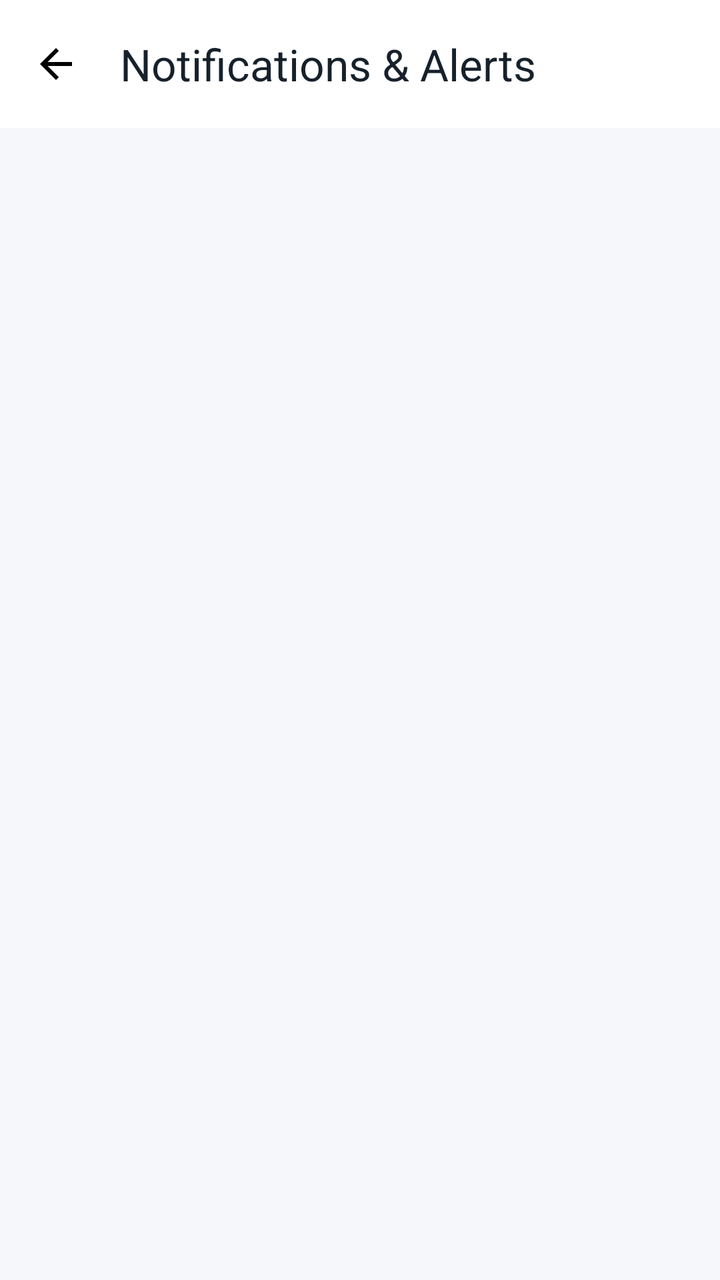
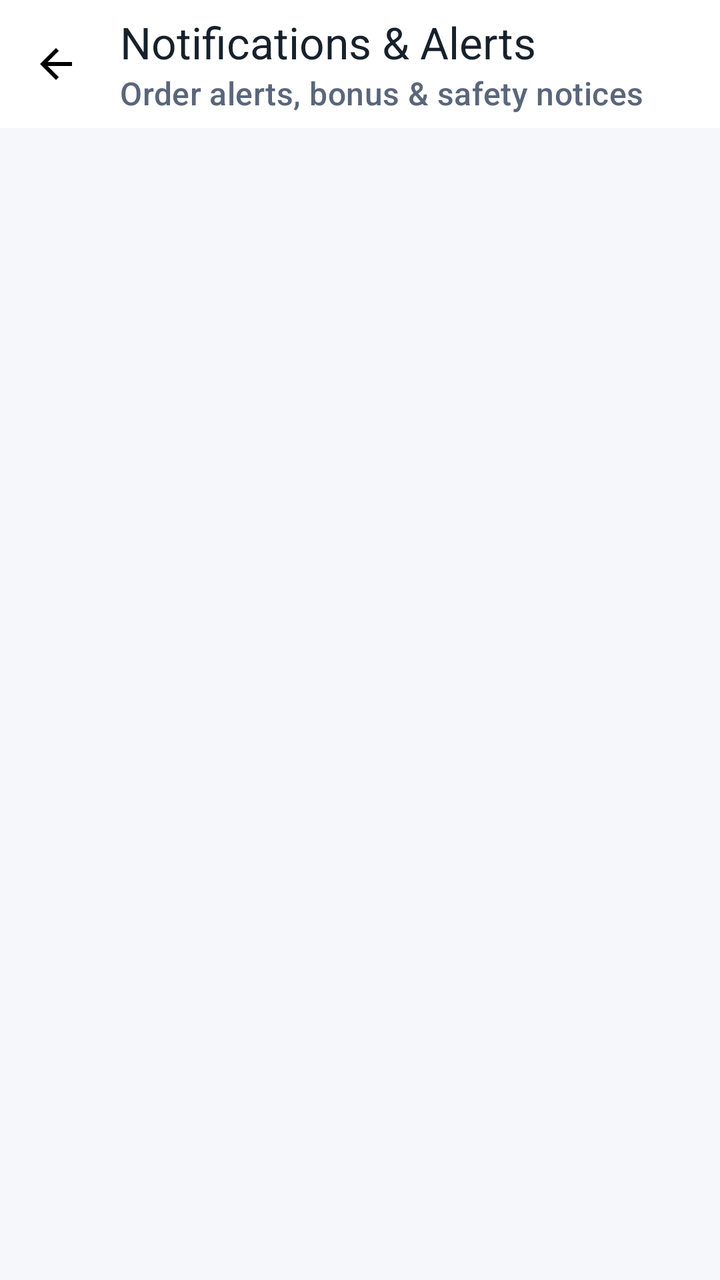

Two renders of the same Android screen: before a commit and after it. Below are the layout's source before the change and the commit's diff.
<!-- AndroidManifest.xml: application theme Theme.AKRHunger -->
<!-- res/layout/activity_notifications.xml -->
<?xml version="1.0" encoding="utf-8"?>
<androidx.coordinatorlayout.widget.CoordinatorLayout
    xmlns:android="http://schemas.android.com/apk/res/android"
    xmlns:app="http://schemas.android.com/apk/res-auto"
    android:layout_width="match_parent"
    android:layout_height="match_parent"
    android:background="@color/background">

    <com.google.android.material.appbar.AppBarLayout
        android:layout_width="match_parent"
        android:layout_height="wrap_content"
        android:background="@color/surface"
        app:elevation="2dp">

        <androidx.appcompat.widget.Toolbar
            android:id="@+id/toolbar_notifications"
            android:layout_width="match_parent"
            android:layout_height="?attr/actionBarSize"
            app:navigationIcon="@drawable/ic_back"
            app:title="Notifications &amp; Alerts"
            app:titleTextColor="@color/text_primary" />
    </com.google.android.material.appbar.AppBarLayout>

    <LinearLayout
        android:layout_width="match_parent"
        android:layout_height="match_parent"
        android:orientation="vertical"
        android:padding="16dp"
        app:layout_behavior="@string/appbar_scrolling_view_behavior">

        <androidx.recyclerview.widget.RecyclerView
            android:id="@+id/rv_notifications_list"
            android:layout_width="match_parent"
            android:layout_height="match_parent"
            android:clipToPadding="false"
            android:paddingBottom="16dp" />

        <TextView
            android:id="@+id/tv_empty_notifications"
            android:layout_width="match_parent"
            android:layout_height="wrap_content"
            android:layout_marginTop="60dp"
            android:text="No notifications at this moment."
            android:textAlignment="center"
            android:textColor="@color/text_hint"
            android:textSize="14sp"
            android:visibility="gone" />

    </LinearLayout>
</androidx.coordinatorlayout.widget.CoordinatorLayout>
<!-- resources referenced by this layout -->
<resources>
  <color name="background">#F5F7FA</color>
  <color name="surface">#FFFFFF</color>
  <color name="text_hint">#9CA8B8</color>
  <color name="text_primary">#17212B</color>
  <!-- drawable ic_back (drawable) -->
  <vector xmlns:android="http://schemas.android.com/apk/res/android"
      android:width="24dp"
      android:height="24dp"
      android:viewportWidth="24"
      android:viewportHeight="24">
      <path
          android:fillColor="#FF000000"
          android:pathData="M20,11H7.83l5.59,-5.59L12,4l-8,8 8,8 1.41,-1.41L7.83,13H20v-2z"/>
  </vector>
  <color name="primary">#FF6B00</color>
  <color name="primary_dark">#E85D04</color>
  <color name="on_primary">#FFFFFF</color>
  <color name="secondary">#E9A23B</color>
  <color name="on_secondary">#17212B</color>
  <color name="on_surface">#17212B</color>
  <color name="surface_variant">#EEF2F6</color>
  <color name="text_secondary">#5A667A</color>
  <color name="card_border">#E5E9F0</color>
  <style name="ThemeOverlay.AKR.BottomSheetDialog" parent="ThemeOverlay.Material3.BottomSheetDialog">
          <item name="bottomSheetStyle">@style/Widget.AKR.BottomSheet</item>
      </style>
  <style name="ShapeAppearance.AKR.Dialog" parent="">
          <item name="cornerFamily">rounded</item>
          <item name="cornerSize">24dp</item>
      </style>
  <style name="TextAppearance.AKR.Dialog.Title" parent="MaterialAlertDialog.Material3.Title.Text">
          <item name="android:textColor">@color/text_primary</item>
          <item name="android:textSize">19sp</item>
          <item name="android:fontFamily">sans-serif-black</item>
      </style>
  <style name="TextAppearance.AKR.Dialog.Body" parent="MaterialAlertDialog.Material3.Body.Text">
          <item name="android:textColor">@color/text_secondary</item>
          <item name="android:textSize">14sp</item>
          <item name="android:fontFamily">sans-serif</item>
          <item name="android:lineSpacingMultiplier">1.3</item>
      </style>
  <style name="Widget.AKR.Dialog.Button.Neutral" parent="Widget.Material3.Button.TextButton.Dialog">
          <item name="android:textColor">@color/info</item>
          <item name="android:fontFamily">sans-serif-bold</item>
          <item name="android:textSize">14sp</item>
          <item name="android:textAllCaps">false</item>
          <item name="cornerRadius">18dp</item>
      </style>
  <style name="Widget.AKR.BottomSheet" parent="Widget.Material3.BottomSheet">
          <item name="shapeAppearanceOverlay">@style/ShapeAppearance.AKR.BottomSheet</item>
          <item name="backgroundTint">@color/surface</item>
      </style>
  <color name="info">#2563EB</color>
  <style name="ShapeAppearance.AKR.BottomSheet" parent="">
          <item name="cornerFamily">rounded</item>
          <item name="cornerSizeTopLeft">28dp</item>
          <item name="cornerSizeTopRight">28dp</item>
      </style>
  <!-- unchanged entries left out for length: 4 -->
</resources>

<!-- the commit's change to res/layout/activity_notifications.xml (unified diff, before → after) -->
@@ -18,13 +18,14 @@
             android:layout_height="?attr/actionBarSize"
             app:navigationIcon="@drawable/ic_back"
             app:title="Notifications &amp; Alerts"
-            app:titleTextColor="@color/text_primary" />
+            app:titleTextColor="@color/text_primary"
+            app:subtitle="Order alerts, bonus &amp; safety notices"
+            app:subtitleTextColor="@color/text_secondary" />
     </com.google.android.material.appbar.AppBarLayout>
 
-    <LinearLayout
+    <FrameLayout
         android:layout_width="match_parent"
         android:layout_height="match_parent"
-        android:orientation="vertical"
         android:padding="16dp"
         app:layout_behavior="@string/appbar_scrolling_view_behavior">
 
@@ -33,18 +34,61 @@
             android:layout_width="match_parent"
             android:layout_height="match_parent"
             android:clipToPadding="false"
-            android:paddingBottom="16dp" />
+            android:paddingBottom="24dp" />
 
-        <TextView
-            android:id="@+id/tv_empty_notifications"
+        
+        <com.google.android.material.card.MaterialCardView
+            android:id="@+id/layout_empty_notifications"
             android:layout_width="match_parent"
             android:layout_height="wrap_content"
-            android:layout_marginTop="60dp"
-            android:text="No notifications at this moment."
-            android:textAlignment="center"
-            android:textColor="@color/text_hint"
-            android:textSize="14sp"
-            android:visibility="gone" />
+            android:layout_gravity="center"
+            android:visibility="gone"
+            app:cardCornerRadius="22dp"
+            app:cardElevation="1dp"
+            app:strokeColor="@color/card_border"
+            app:strokeWidth="1dp"
+            app:cardBackgroundColor="@color/surface">
 
-    </LinearLayout>
+            <LinearLayout
+                android:layout_width="match_parent"
+                android:layout_height="wrap_content"
+                android:orientation="vertical"
+                android:gravity="center"
+                android:padding="36dp">
+
+                <FrameLayout
+                    android:layout_width="72dp"
+                    android:layout_height="72dp"
+                    android:background="@drawable/bg_icon_circle_orange">
+
+                    <ImageView
+                        android:layout_width="32dp"
+                        android:layout_height="32dp"
+                        android:layout_gravity="center"
+                        android:src="@drawable/ic_bell"
+                        app:tint="@color/primary"
+                        android:contentDescription="No Notifications" />
+                </FrameLayout>
+
+                <TextView
+                    android:layout_width="wrap_content"
+                    android:layout_height="wrap_content"
+                    android:layout_marginTop="16dp"
+                    android:text="All caught up!"
+                    android:textColor="@color/text_primary"
+                    android:textSize="17sp"
+                    android:textStyle="bold" />
+
+                <TextView
+                    android:layout_width="wrap_content"
+                    android:layout_height="wrap_content"
+                    android:layout_marginTop="6dp"
+                    android:text="You have no unread notifications or dispatch announcements right now."
+                    android:textAlignment="center"
+                    android:textColor="@color/text_secondary"
+                    android:textSize="13sp" />
+            </LinearLayout>
+        </com.google.android.material.card.MaterialCardView>
+
+    </FrameLayout>
 </androidx.coordinatorlayout.widget.CoordinatorLayout>
<!-- resource entries referenced after the edit -->
@@ -2,7 +2,6 @@
 <resources>
   <color name="background">#F5F7FA</color>
   <color name="surface">#FFFFFF</color>
-  <color name="text_hint">#9CA8B8</color>
   <color name="text_primary">#17212B</color>
   <!-- drawable ic_back (drawable) -->
   <vector xmlns:android="http://schemas.android.com/apk/res/android"
@@ -14,6 +13,21 @@
           android:fillColor="#FF000000"
           android:pathData="M20,11H7.83l5.59,-5.59L12,4l-8,8 8,8 1.41,-1.41L7.83,13H20v-2z"/>
   </vector>
+  <!-- drawable ic_bell (drawable) -->
+  <vector xmlns:android="http://schemas.android.com/apk/res/android"
+      android:width="24dp" android:height="24dp"
+      android:viewportWidth="24" android:viewportHeight="24">
+      <path android:fillColor="@android:color/transparent"
+          android:pathData="M18,8A6,6 0,0 0,6 8c0,7 -3,9 -3,9h18s-3,-2 -3,-9"
+          android:strokeColor="#666" android:strokeWidth="2"
+          android:strokeLineCap="round" android:strokeLineJoin="round" />
+      <path android:fillColor="@android:color/transparent"
+          android:pathData="M13.73,21a2,2 0,0 1,-3.46 0"
+          android:strokeColor="#666" android:strokeWidth="2"
+          android:strokeLineCap="round" android:strokeLineJoin="round" />
+  </vector>
+  <color name="primary_tint">#FFF0E6</color>
+  <color name="primary_tint_border">#FFD9C2</color>
   <color name="primary">#FF6B00</color>
   <color name="primary_dark">#E85D04</color>
   <color name="on_primary">#FFFFFF</color>
@@ -22,6 +36,13 @@
   <color name="on_surface">#17212B</color>
   <color name="surface_variant">#EEF2F6</color>
   <color name="text_secondary">#5A667A</color>
+  <!-- drawable bg_icon_circle_orange (drawable) -->
+  <?xml version="1.0" encoding="utf-8"?>
+  <shape xmlns:android="http://schemas.android.com/apk/res/android"
+      android:shape="oval">
+      <solid android:color="@color/primary_tint" />
+      <stroke android:width="1dp" android:color="@color/primary_tint_border" />
+  </shape>
   <color name="card_border">#E5E9F0</color>
   <style name="ThemeOverlay.AKR.BottomSheetDialog" parent="ThemeOverlay.Material3.BottomSheetDialog">
           <item name="bottomSheetStyle">@style/Widget.AKR.BottomSheet</item>
